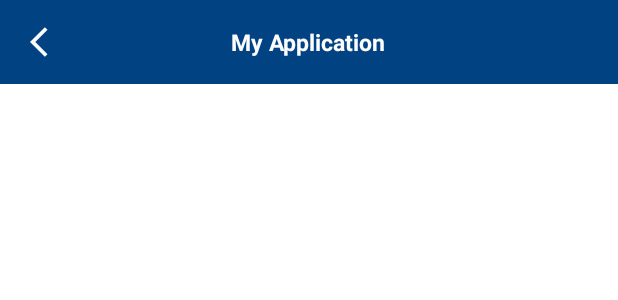
After one commit to hieudx99/eParking, an Android app: the layout toolbar.xml on its own in the app's theme, with its tools: preview values and no code run, on a phone screen of 412 x 824 dp. The commit adds this screen. Shown: the top 300 px of the screen. Run offline under Robolectric (Android 15) with nearby library versions, the phone set to English and light mode, and no system bars.

Commit message:
add: config toolbar

```diff
--- /dev/null
+++ b/app/src/main/res/drawable/ic_back.xml
@@ -0,0 +1,5 @@
+<vector android:height="24dp" android:tint="#FFFFFF"
+    android:viewportHeight="24" android:viewportWidth="24"
+    android:width="24dp" xmlns:android="http://schemas.android.com/apk/res/android">
+    <path android:fillColor="@android:color/white" android:pathData="M11.67,3.87L9.9,2.1 0,12l9.9,9.9 1.77,-1.77L3.54,12z"/>
+</vector>
--- a/app/src/main/res/layout/signup_activity.xml
+++ b/app/src/main/res/layout/signup_activity.xml
@@ -4,8 +4,10 @@
     xmlns:tools="http://schemas.android.com/tools"
     android:layout_width="match_parent"
     android:layout_height="match_parent"
+    android:orientation="vertical"
     tools:context=".view.SignUpActivity">
 
+    <include layout="@layout/toolbar"/>
 
 
 
--- /dev/null
+++ b/app/src/main/res/layout/toolbar.xml
@@ -0,0 +1,33 @@
+<?xml version="1.0" encoding="utf-8"?>
+<RelativeLayout xmlns:android="http://schemas.android.com/apk/res/android"
+    android:layout_width="wrap_content"
+    android:layout_height="?attr/actionBarSize"
+    android:background="@color/primary_color">
+
+    <RelativeLayout
+        android:layout_width="match_parent"
+        android:layout_height="match_parent">
+
+        <ImageButton
+            android:id="@+id/toolbar_back_icon"
+            android:layout_width="wrap_content"
+            android:layout_height="match_parent"
+            android:layout_centerVertical="true"
+            android:paddingStart="20dp"
+            android:paddingEnd="20dp"
+            android:backgroundTint="@color/primary_color"
+            android:background="?attr/selectableItemBackgroundBorderless"
+            android:src="@drawable/ic_back" />
+
+        <TextView
+            android:id="@+id/toolbar_title"
+            android:layout_width="wrap_content"
+            android:layout_height="wrap_content"
+            android:layout_centerHorizontal="true"
+            android:layout_centerVertical="true"
+            android:text="My Application"
+            android:textColor="@color/white"
+            android:textSize="15dp"
+            android:textStyle="bold" />
+    </RelativeLayout>
+</RelativeLayout>
--- a/app/src/main/res/values-night/themes.xml
+++ b/app/src/main/res/values-night/themes.xml
@@ -1,6 +1,6 @@
 <resources xmlns:tools="http://schemas.android.com/tools">
     <!-- Base application theme. -->
-    <style name="Theme.EParking" parent="Theme.MaterialComponents.DayNight.DarkActionBar">
+    <style name="Theme.EParking" parent="Theme.MaterialComponents.DayNight.NoActionBar">
         <!-- Primary brand color. -->
         <item name="colorPrimary">@color/purple_200</item>
         <item name="colorPrimaryVariant">@color/purple_700</item>
--- a/app/src/main/res/values/themes.xml
+++ b/app/src/main/res/values/themes.xml
@@ -1,6 +1,6 @@
 <resources xmlns:tools="http://schemas.android.com/tools">
     <!-- Base application theme. -->
-    <style name="Theme.EParking" parent="Theme.MaterialComponents.DayNight.DarkActionBar">
+    <style name="Theme.EParking" parent="Theme.MaterialComponents.DayNight.NoActionBar">
         <!-- Primary brand color. -->
         <item name="colorPrimary">@color/purple_500</item>
         <item name="colorPrimaryVariant">@color/purple_700</item>
```
Also changed, not shown: app/src/main/java/com/example/eparking/view/LoginActivity.java (+7 -5 lines), app/src/main/java/com/example/eparking/view/SignUpActivity.java (+25 -11 lines).
